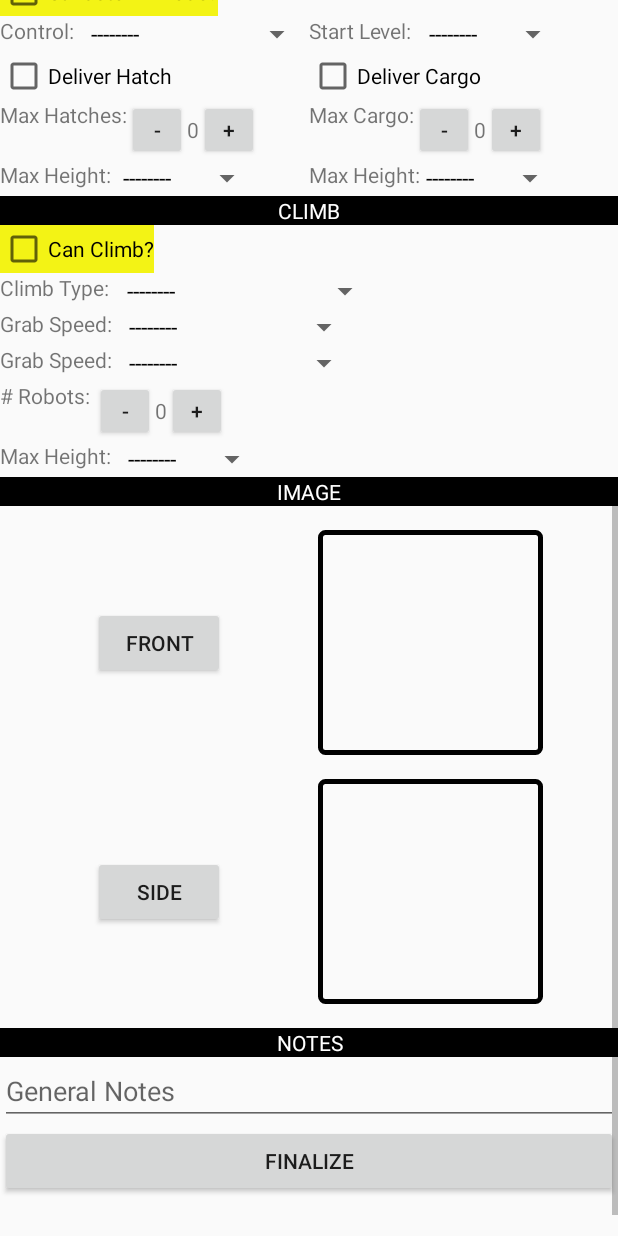
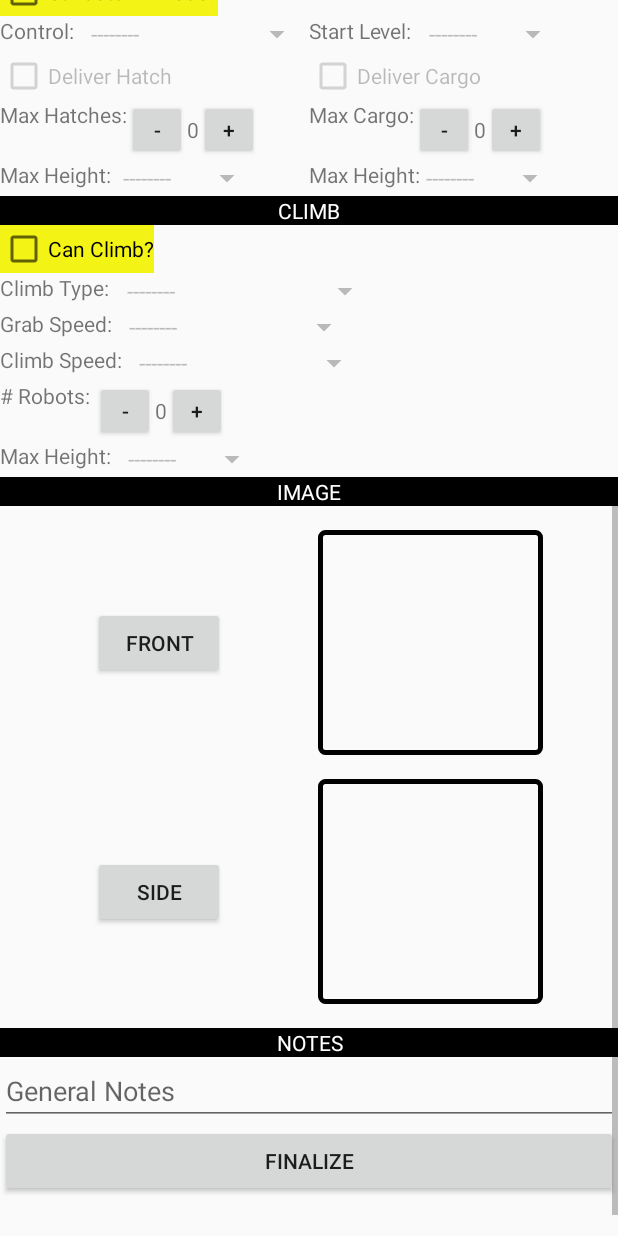
Before and after one commit to DisruptiveInnovation6317/CSP-Android, an Android app: the PitScoutingActivity screen opened directly, with no data from a screen before it, scrolled down 576 dp, on a phone screen of 412 x 824 dp. Run offline under Robolectric (Android 15) with nearby library versions, the phone set to English and light mode, and no system bars.

Commit message:
Add Parent CheckBoxes and Children views

```diff
--- a/app/src/main/java/com/frc63175985/csp/Debug.java
+++ b/app/src/main/java/com/frc63175985/csp/Debug.java
@@ -10,6 +10,7 @@ public class Debug {
     public static final boolean AUTO_SIGNIN = true;
     public static final boolean EMULATE_QR_SCAN = false;
     public static final boolean LOG_GENERATED_QR_CODE = false;
+    public static final boolean LOG_DATABASE_SET = true;
 
     public static void log(Object o) {
         Log.v(TAG, o.toString());
--- a/app/src/main/java/com/frc63175985/csp/PitScoutingActivity.java
+++ b/app/src/main/java/com/frc63175985/csp/PitScoutingActivity.java
@@ -13,7 +13,6 @@ import android.support.annotation.Nullable;
 import android.support.v4.app.ActivityCompat;
 import android.support.v4.content.ContextCompat;
 import android.support.v4.content.FileProvider;
-import android.util.Log;
 import android.view.View;
 import android.widget.ImageView;
 import android.widget.Toast;
@@ -35,25 +34,37 @@ public class PitScoutingActivity extends Activity {
         PitScoutRecord.GUI.bindEditText(findViewById(R.id.pit_team_number_editText), PitScoutRecord.TEAM_NUMBER);
 
         // HATCHES
-        PitScoutRecord.GUI.bindCheckbox(findViewById(R.id.pit_can_manipulate_hatch), PitScoutRecord.CAN_MANIPULATE_HATCH);
-        PitScoutRecord.GUI.bindCheckbox(findViewById(R.id.pit_hatch_floor_intake), PitScoutRecord.HATCH_FROM_FLOOR);
-        PitScoutRecord.GUI.bindCheckbox(findViewById(R.id.pit_hatch_exchange_intake), PitScoutRecord.HATCH_FROM_EXCHANGE);
-        PitScoutRecord.GUI.bindCheckbox(findViewById(R.id.pit_deliver_hatch_low_level), PitScoutRecord.HATCH_LOW);
-        PitScoutRecord.GUI.bindCheckbox(findViewById(R.id.pit_deliver_hatch_mid_level), PitScoutRecord.HATCH_MID);
-        PitScoutRecord.GUI.bindCheckbox(findViewById(R.id.pit_deliver_hatch_high_level), PitScoutRecord.HATCH_HIGH);
+        PitScoutRecord.GUI.bindCheckbox(findViewById(R.id.pit_can_manipulate_hatch), PitScoutRecord.CAN_MANIPULATE_HATCH, new View[]{
+                findViewById(R.id.pit_hatch_floor_intake), findViewById(R.id.pit_hatch_exchange_intake),
+                findViewById(R.id.pit_deliver_hatch_low_level), findViewById(R.id.pit_deliver_hatch_mid_level),
+                findViewById(R.id.pit_deliver_hatch_high_level)
+        });
+        PitScoutRecord.GUI.bindCheckbox(findViewById(R.id.pit_hatch_floor_intake), PitScoutRecord.HATCH_FROM_FLOOR, null);
+        PitScoutRecord.GUI.bindCheckbox(findViewById(R.id.pit_hatch_exchange_intake), PitScoutRecord.HATCH_FROM_EXCHANGE, null);
+        PitScoutRecord.GUI.bindCheckbox(findViewById(R.id.pit_deliver_hatch_low_level), PitScoutRecord.HATCH_LOW, null);
+        PitScoutRecord.GUI.bindCheckbox(findViewById(R.id.pit_deliver_hatch_mid_level), PitScoutRecord.HATCH_MID, null);
+        PitScoutRecord.GUI.bindCheckbox(findViewById(R.id.pit_deliver_hatch_high_level), PitScoutRecord.HATCH_HIGH, null);
         PitScoutRecord.GUI.bindEditText(findViewById(R.id.pit_hatch_intake_notes_editText), PitScoutRecord.HATCH_INTAKE_NOTES);
 
         // CARGO
-        PitScoutRecord.GUI.bindCheckbox(findViewById(R.id.pit_can_manipulate_cargo), PitScoutRecord.CAN_MANIPULATE_CARGO);
-        PitScoutRecord.GUI.bindCheckbox(findViewById(R.id.pit_cargo_floor_intake), PitScoutRecord.CARGO_FROM_FLOOR);
-        PitScoutRecord.GUI.bindCheckbox(findViewById(R.id.pit_cargo_exchange_intake), PitScoutRecord.CARGO_FROM_EXCHANGE);
-        PitScoutRecord.GUI.bindCheckbox(findViewById(R.id.pit_deliver_cargo_low_level), PitScoutRecord.CARGO_LOW);
-        PitScoutRecord.GUI.bindCheckbox(findViewById(R.id.pit_deliver_cargo_mid_level), PitScoutRecord.CARGO_MID);
-        PitScoutRecord.GUI.bindCheckbox(findViewById(R.id.pit_deliver_cargo_high_level), PitScoutRecord.CARGO_HIGH);
+        PitScoutRecord.GUI.bindCheckbox(findViewById(R.id.pit_can_manipulate_cargo), PitScoutRecord.CAN_MANIPULATE_CARGO, new View[]{
+                findViewById(R.id.pit_cargo_floor_intake), findViewById(R.id.pit_cargo_exchange_intake),
+                findViewById(R.id.pit_deliver_cargo_low_level), findViewById(R.id.pit_deliver_cargo_mid_level),
+                findViewById(R.id.pit_deliver_cargo_high_level)
+        });
+        PitScoutRecord.GUI.bindCheckbox(findViewById(R.id.pit_cargo_floor_intake), PitScoutRecord.CARGO_FROM_FLOOR, null);
+        PitScoutRecord.GUI.bindCheckbox(findViewById(R.id.pit_cargo_exchange_intake), PitScoutRecord.CARGO_FROM_EXCHANGE, null);
+        PitScoutRecord.GUI.bindCheckbox(findViewById(R.id.pit_deliver_cargo_low_level), PitScoutRecord.CARGO_LOW, null);
+        PitScoutRecord.GUI.bindCheckbox(findViewById(R.id.pit_deliver_cargo_mid_level), PitScoutRecord.CARGO_MID, null);
+        PitScoutRecord.GUI.bindCheckbox(findViewById(R.id.pit_deliver_cargo_high_level), PitScoutRecord.CARGO_HIGH, null);
         PitScoutRecord.GUI.bindEditText(findViewById(R.id.pit_cargo_intake_notes_editText), PitScoutRecord.CARGO_INTAKE_NOTES);
 
         // SANDSTORM
-        PitScoutRecord.GUI.bindCheckbox(findViewById(R.id.pit_sandstorm_active), PitScoutRecord.SANDSTORM_ACTIVE);
+        PitScoutRecord.GUI.bindCheckbox(findViewById(R.id.pit_sandstorm_active), PitScoutRecord.SANDSTORM_ACTIVE, new View[]{
+                findViewById(R.id.pit_sandstorm_control_spinner), findViewById(R.id.pit_sandstorm_start_level_spinner),
+                findViewById(R.id.pit_sandstorm_deliver_hatch_checkBox), findViewById(R.id.pit_sandstorm_deliver_cargo_checkBox),
+                findViewById(R.id.pit_sandstorm_hatch_max_height_spinner), findViewById(R.id.pit_sandsstorm_cargo_max_height_spinner)
+        });
 
         String[] controlOptions = {"--------", "N/A", "Autonomous", "Manual", "Hybrid"};
         PitScoutRecord.GUI.bindSpinner(this, findViewById(R.id.pit_sandstorm_control_spinner), PitScoutRecord.AUTO_TYPE, controlOptions);
@@ -61,16 +72,19 @@ public class PitScoutingActivity extends Activity {
         String[] startLevelOptions = {"--------", "1", "2", "3"};
         PitScoutRecord.GUI.bindSpinner(this, findViewById(R.id.pit_sandstorm_start_level_spinner), PitScoutRecord.START_LEVEL, startLevelOptions);
 
-        PitScoutRecord.GUI.bindCheckbox(findViewById(R.id.pit_sandstorm_deliver_hatch_checkBox), PitScoutRecord.CAN_DELIVER_HATCH);
+        PitScoutRecord.GUI.bindCheckbox(findViewById(R.id.pit_sandstorm_deliver_hatch_checkBox), PitScoutRecord.CAN_DELIVER_HATCH, null);
         PitScoutRecord.GUI.bindStepper(findViewById(R.id.pit_max_hatches_stepper), PitScoutRecord.NUM_HATCHES_DELIVERED);
         PitScoutRecord.GUI.bindSpinner(this, findViewById(R.id.pit_sandstorm_hatch_max_height_spinner), PitScoutRecord.MAX_HATCH_HEIGHT, PitScoutRecord.HEIGHT_OPTIONS);
 
-        PitScoutRecord.GUI.bindCheckbox(findViewById(R.id.pit_sandstorm_deliver_cargo_checkBox), PitScoutRecord.CAN_DELIVER_CARGO);
+        PitScoutRecord.GUI.bindCheckbox(findViewById(R.id.pit_sandstorm_deliver_cargo_checkBox), PitScoutRecord.CAN_DELIVER_CARGO, null);
         PitScoutRecord.GUI.bindStepper(findViewById(R.id.pit_max_cargo_stepper), PitScoutRecord.NUM_CARGO_DELIVERED);
-        PitScoutRecord.GUI.bindSpinner(this, findViewById(R.id.pit_sandsstorm_max_height_cargo_spinner), PitScoutRecord.MAX_CARGO_HEIGHT, PitScoutRecord.HEIGHT_OPTIONS);
+        PitScoutRecord.GUI.bindSpinner(this, findViewById(R.id.pit_sandsstorm_cargo_max_height_spinner), PitScoutRecord.MAX_CARGO_HEIGHT, PitScoutRecord.HEIGHT_OPTIONS);
 
         // CLIMB
-        PitScoutRecord.GUI.bindCheckbox(findViewById(R.id.pit_climb_active_checkBox), PitScoutRecord.CAN_CLIMB);
+        PitScoutRecord.GUI.bindCheckbox(findViewById(R.id.pit_climb_active_checkBox), PitScoutRecord.CAN_CLIMB, new View[]{
+                findViewById(R.id.pit_climb_climb_type_spinner), findViewById(R.id.pit_climb_grab_speed_spinner),
+                findViewById(R.id.pit_climb_climb_speed_spinner), findViewById(R.id.pit_climb_max_height_spinner)
+        });
 
         String[] climbTypeOptions = {"--------", "Self Only", "Self Plus Others", "Others Only", "Assisted"};
         PitScoutRecord.GUI.bindSpinner(this, findViewById(R.id.pit_climb_climb_type_spinner), PitScoutRecord.CLIMB_TYPE, climbTypeOptions);
--- a/app/src/main/java/com/frc63175985/csp/auth/Match.java
+++ b/app/src/main/java/com/frc63175985/csp/auth/Match.java
@@ -15,6 +15,7 @@ import android.widget.CompoundButton;
 import android.widget.EditText;
 import android.widget.Spinner;
 
+import com.frc63175985.csp.Debug;
 import com.frc63175985.csp.MainActivity;
 import com.frc63175985.csp.R;
 import com.frc63175985.csp.enums.BaseScoutType;
@@ -134,6 +135,7 @@ public class Match {
     }
 
     public void set(String key, Object value) {
+        if (Debug.LOG_DATABASE_SET) Debug.log("MatchDb: Setting key " + key + " to value " + value);
         data.put(key, value);
     }
 
--- a/app/src/main/java/com/frc63175985/csp/auth/PitScoutRecord.java
+++ b/app/src/main/java/com/frc63175985/csp/auth/PitScoutRecord.java
@@ -2,6 +2,7 @@ package com.frc63175985.csp.auth;
 
 import android.content.Context;
 import android.os.Build;
+import android.support.annotation.NonNull;
 import android.text.Editable;
 import android.text.InputFilter;
 import android.text.Spanned;
@@ -14,6 +15,7 @@ import android.widget.CompoundButton;
 import android.widget.EditText;
 import android.widget.Spinner;
 
+import com.frc63175985.csp.Debug;
 import com.frc63175985.csp.R;
 import com.frc63175985.csp.stepper.Stepper;
 import com.frc63175985.csp.stepper.StepperValueChangedListener;
@@ -22,6 +24,8 @@ import java.text.SimpleDateFormat;
 import java.util.Date;
 import java.util.HashMap;
 import java.util.Locale;
+
+import javax.annotation.Nullable;
 
 public class PitScoutRecord {
     public static final String[] SPEED_OPTIONS = Match.SPEED_OPTIONS;
@@ -143,6 +147,7 @@ public class PitScoutRecord {
     }
 
     public void set(String key, Object value) {
+        if (Debug.LOG_DATABASE_SET) Debug.log("PitScoutDB: Setting key " + key + " to value " + value);
         data.put(key, value);
     }
 
@@ -153,7 +158,7 @@ public class PitScoutRecord {
      * @param key The key to be searched for
      * @return The value, if it exists, otherwise {@code "FALSE"}
      */
-    private String bool(String key) {
+    private String bool(@NonNull String key) {
         Object bool = data.get(key);
         if (bool == null) return "FALSE";
         else return (boolean)bool ? "TRUE" : "FALSE";
@@ -172,7 +177,7 @@ public class PitScoutRecord {
          * @param key The key that should be updated in the current {@link Match} object
          * @see Match
          */
-        public static void bindCheckbox(View view, final String key) {
+        public static void bindCheckbox(@NonNull View view, @NonNull final String key, @Nullable final View[] children) {
             CheckBox checkBox = (CheckBox)view;
 
             // Add listener
@@ -180,15 +185,38 @@ public class PitScoutRecord {
                 @Override
                 public void onCheckedChanged(CompoundButton buttonView, boolean isChecked) {
                     ScoutAuthState.shared.pitScoutRecord.set(key, isChecked);
+
+                    if (children != null) {
+                        for (View view : children) {
+                            view.setEnabled(isChecked);
+
+                            if (isChecked) {
+                                continue;
+                            }
+
+                            if (view instanceof CheckBox) {
+                                ((CheckBox) view).setChecked(false);
+                            } else if (view instanceof Spinner) {
+                                ((Spinner) view).setSelection(0);
+                            }
+                        }
+                    }
                 }
             });
 
             // Preload data
             boolean checked = ScoutAuthState.shared.currentMatch.bool(key).equals("TRUE");
             checkBox.setChecked(checked);
+
+            // if I'm not checked, disable my children
+            if (!checked && children != null) {
+                for (View child : children) {
+                    child.setEnabled(false);
+                }
+            }
         }
 
-        public static void bindEditText(View view, final String key) {
+        public static void bindEditText(@NonNull View view, @NonNull final String key) {
             EditText editText = (EditText)view;
 
             // Add listener
--- a/app/src/main/res/layout/activity_pit_scouting.xml
+++ b/app/src/main/res/layout/activity_pit_scouting.xml
@@ -303,7 +303,7 @@
         android:layout_height="wrap_content" />
 
     <Spinner
-        android:id="@+id/pit_sandsstorm_max_height_cargo_spinner"
+        android:id="@+id/pit_sandsstorm_cargo_max_height_spinner"
         app:layout_constraintTop_toBottomOf="@+id/pit_max_cargo_stepper"
         app:layout_constraintStart_toStartOf="@+id/pit_max_cargo_stepper"
         android:layout_width="wrap_content"
@@ -313,7 +313,7 @@
         android:id="@+id/pit_climb_section_header"
         app:layout_constraintStart_toStartOf="parent"
         app:layout_constraintEnd_toEndOf="parent"
-        app:layout_constraintTop_toBottomOf="@+id/pit_sandsstorm_max_height_cargo_spinner"
+        app:layout_constraintTop_toBottomOf="@+id/pit_sandsstorm_cargo_max_height_spinner"
         android:text="CLIMB"
         android:textAlignment="center"
         android:background="@android:color/black"
@@ -364,7 +364,7 @@
         android:id="@+id/pit_climb_climb_speed_textView"
         app:layout_constraintStart_toStartOf="parent"
         app:layout_constraintTop_toBottomOf="@+id/pit_climb_grab_speed_spinner"
-        android:text="Grab Speed: "
+        android:text="Climb Speed: "
         android:layout_width="wrap_content"
         android:layout_height="wrap_content" />
 
```
